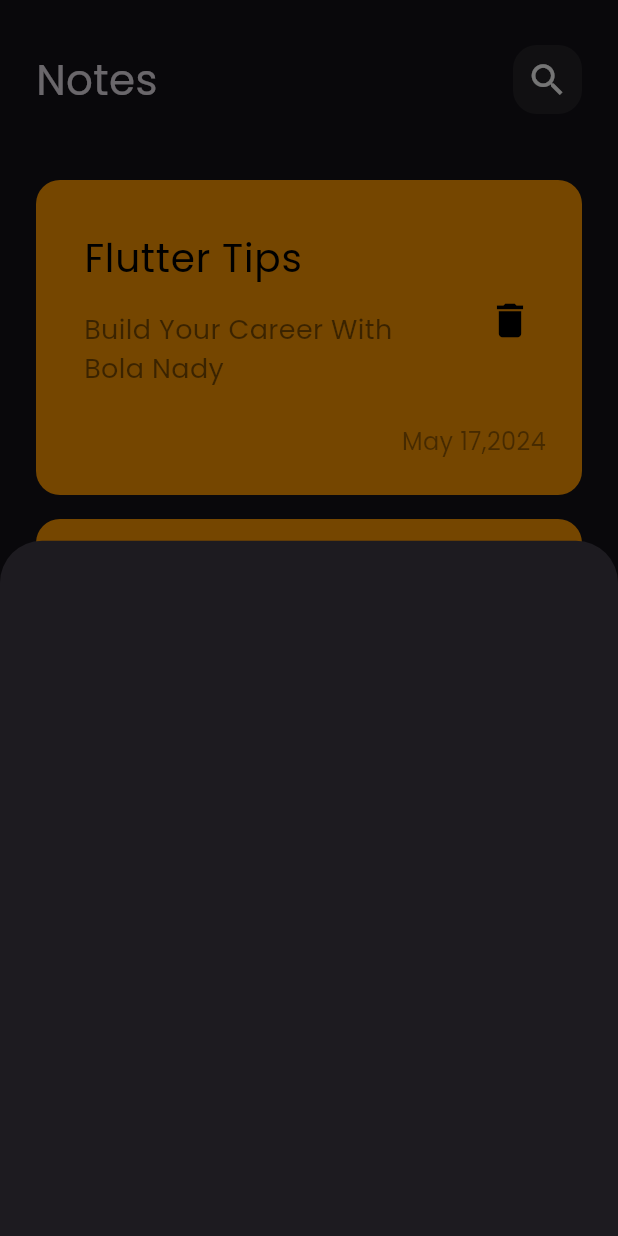
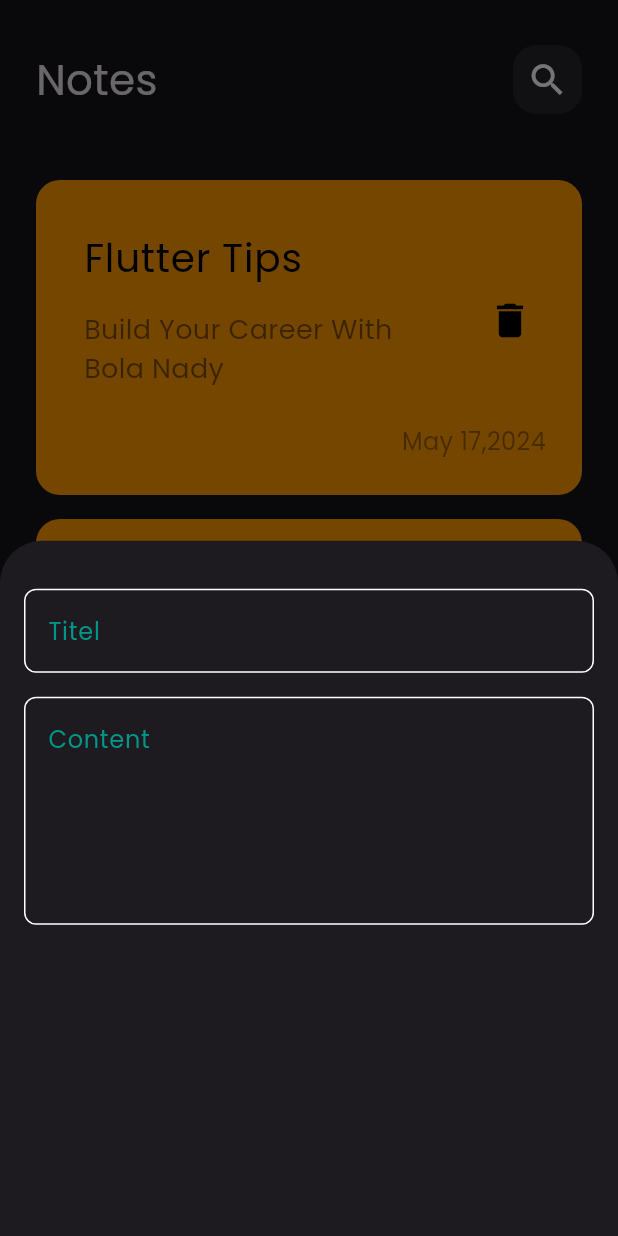
Before and after one commit to Bola30/Notes-Application, a Flutter app: the screen it shows after launch, after a tap on the "add" icon, on a phone screen of 412 x 824 dp. Run offline on Flutter 3.47's test engine with Material 3 defaults, Android fonts, the phone set to English and light mode, and no system bars.

Commit message:
Add Fields To Notes Bottom Sheet

```diff
--- a/lib/views/Add_Note_Bottom_Sheet.dart
+++ b/lib/views/Add_Note_Bottom_Sheet.dart
@@ -1,10 +1,30 @@
 import 'package:flutter/material.dart';
+import 'package:notes_application/views/widgets/Coustem_Text_Feild.dart';
 
 class AddNoteBottom extends StatelessWidget {
   const AddNoteBottom({super.key});
 
   @override
   Widget build(BuildContext context) {
-    return Container();
+    return const Padding(
+      padding: EdgeInsets.symmetric(horizontal: 16),
+      child: Column(
+        children: [
+          SizedBox(
+            height: 32,
+          ),
+          CoustemTextFeild(
+            hint: 'Titel',
+          ),
+          SizedBox(
+            height: 16,
+          ),
+          CoustemTextFeild(
+            hint: 'Content',
+            maxlines: 5,
+          ),
+        ],
+      ),
+    );
   }
 }
--- /dev/null
+++ b/lib/views/widgets/Coustem_Text_Feild.dart
@@ -0,0 +1,30 @@
+import 'package:flutter/material.dart';
+
+class CoustemTextFeild extends StatelessWidget {
+  const CoustemTextFeild({super.key, required this.hint, this.maxlines = 1});
+
+  final String hint;
+  final int maxlines;
+
+  @override
+  Widget build(BuildContext context) {
+    return TextField(
+      cursorColor: Colors.teal,
+      maxLines: maxlines,
+      decoration: InputDecoration(
+        hintText: hint,
+        hintStyle: TextStyle(color: Colors.teal),
+        border: buildBorder(),
+        enabledBorder:buildBorder(),
+        focusedBorder: buildBorder(Colors.teal)
+         ),
+    );
+  }
+
+  OutlineInputBorder buildBorder([color]) {
+    return OutlineInputBorder(
+        borderRadius: BorderRadius.circular(8),
+        borderSide: BorderSide(color: color ?? Colors.white)
+      );
+  }
+}
```
